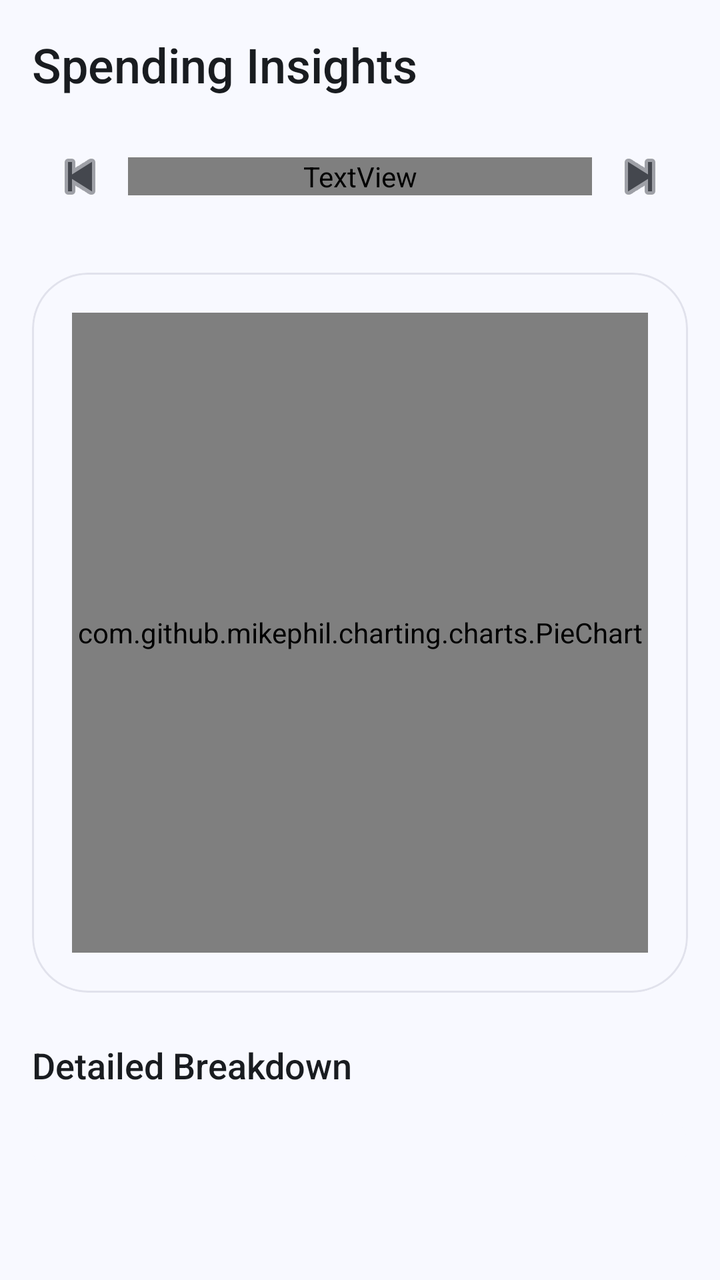
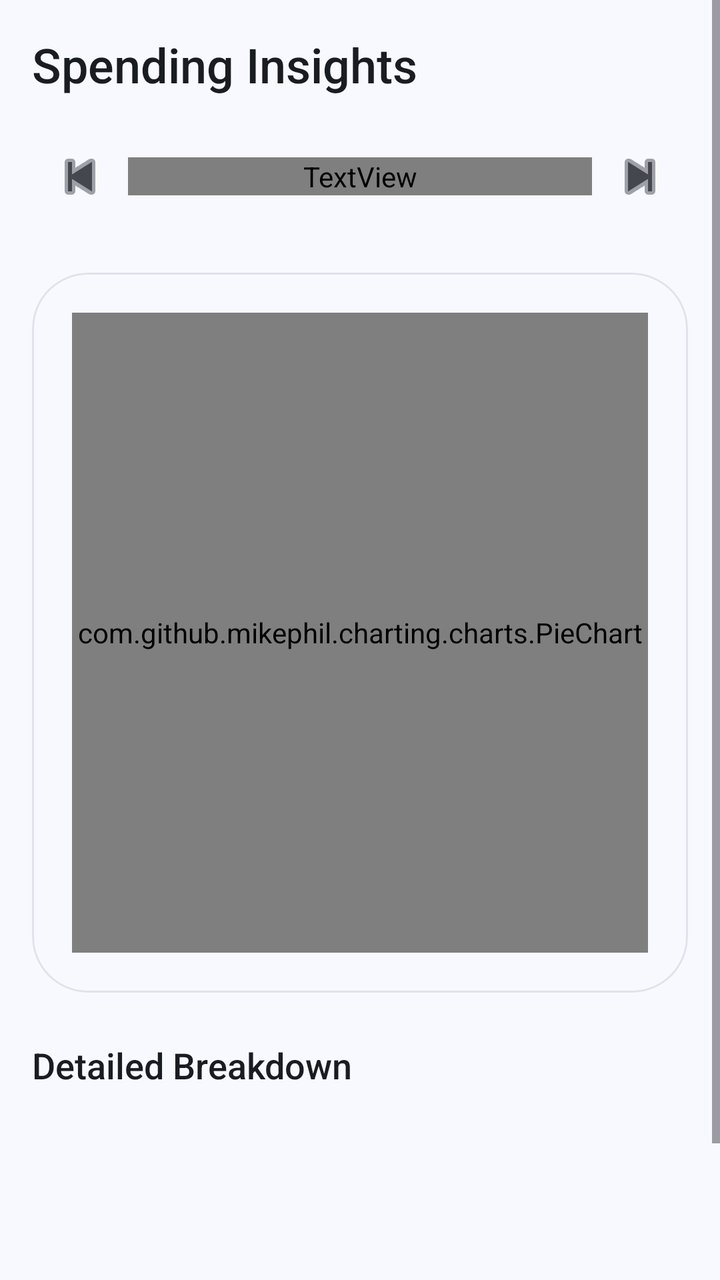

Before-and-after screenshots of an Android layout around one commit, followed by the original layout XML and the change that was made.
<!-- AndroidManifest.xml: application theme Theme.ExpenseManager -->
<!-- res/layout/fragment_insights.xml -->
<?xml version="1.0" encoding="utf-8"?>
<androidx.coordinatorlayout.widget.CoordinatorLayout xmlns:android="http://schemas.android.com/apk/res/android"
    xmlns:app="http://schemas.android.com/apk/res-auto"
    android:layout_width="match_parent"
    android:layout_height="match_parent"
    android:background="@color/colorBackground"
    android:fitsSystemWindows="true">

    <ScrollView
        android:layout_width="match_parent"
        android:layout_height="match_parent">

        <LinearLayout
            android:layout_width="match_parent"
            android:layout_height="wrap_content"
            android:orientation="vertical"
            android:padding="16dp">

            <TextView
                android:id="@+id/tv_insight_header"
                android:layout_width="wrap_content"
                android:layout_height="wrap_content"
                android:text="Spending Insights"
                android:textSize="24sp"
                android:fontFamily="sans-serif-medium"
                android:textColor="@color/colorOnBackground"
                android:layout_marginBottom="16dp" />

            
            <LinearLayout
                android:layout_width="match_parent"
                android:layout_height="wrap_content"
                android:gravity="center_vertical"
                android:orientation="horizontal"
                android:layout_marginBottom="24dp">

                <ImageButton
                    android:id="@+id/btn_prev_month"
                    android:layout_width="48dp"
                    android:layout_height="48dp"
                    android:background="?attr/selectableItemBackgroundBorderless"
                    android:src="@android:drawable/ic_media_previous"
                    app:tint="@color/colorOnSurfaceVariant" />

                <TextView
                    android:id="@+id/tv_current_month"
                    android:layout_width="0dp"
                    android:layout_height="wrap_content"
                    android:layout_weight="1"
                    android:gravity="center"
                    android:text="March 2026"
                    android:textSize="18sp"
                    android:fontFamily="sans-serif-bold"
                    android:textColor="@color/colorOnSurface" />

                <ImageButton
                    android:id="@+id/btn_next_month"
                    android:layout_width="48dp"
                    android:layout_height="48dp"
                    android:background="?attr/selectableItemBackgroundBorderless"
                    android:src="@android:drawable/ic_media_next"
                    app:tint="@color/colorOnSurfaceVariant" />
            </LinearLayout>

            
            <com.google.android.material.card.MaterialCardView
                android:layout_width="match_parent"
                android:layout_height="wrap_content"
                android:layout_marginBottom="24dp"
                app:cardElevation="0dp"
                app:strokeWidth="1dp"
                app:strokeColor="@color/colorSurfaceVariant"
                app:cardCornerRadius="28dp"
                app:cardBackgroundColor="@color/colorSurface">

                <LinearLayout
                    android:layout_width="match_parent"
                    android:layout_height="wrap_content"
                    android:orientation="vertical"
                    android:padding="20dp">

                    <com.github.mikephil.charting.charts.PieChart
                        android:id="@+id/pie_chart"
                        android:layout_width="match_parent"
                        android:layout_height="320dp" />
                </LinearLayout>
            </com.google.android.material.card.MaterialCardView>

            
            <TextView
                android:layout_width="wrap_content"
                android:layout_height="wrap_content"
                android:text="Detailed Breakdown"
                android:textSize="18sp"
                android:fontFamily="sans-serif-medium"
                android:textColor="@color/colorOnBackground"
                android:layout_marginBottom="12dp" />

            <com.google.android.material.card.MaterialCardView
                android:layout_width="match_parent"
                android:layout_height="wrap_content"
                app:cardElevation="0dp"
                app:strokeWidth="0dp"
                app:cardCornerRadius="24dp"
                app:cardBackgroundColor="@color/colorSurface">

                <LinearLayout
                    android:id="@+id/layout_breakdown"
                    android:layout_width="match_parent"
                    android:layout_height="wrap_content"
                    android:orientation="vertical"
                    android:padding="16dp">
                    
                </LinearLayout>
            </com.google.android.material.card.MaterialCardView>

        </LinearLayout>
    </ScrollView>

</androidx.coordinatorlayout.widget.CoordinatorLayout>
<!-- resources referenced by this layout -->
<resources>
  <color name="colorBackground">#F8F9FF</color>
  <color name="colorOnBackground">#191C20</color>
  <color name="colorOnSurface">#191C20</color>
  <color name="colorOnSurfaceVariant">#44474E</color>
  <color name="colorSurface">#F8F9FF</color>
  <color name="colorSurfaceVariant">#E1E2EC</color>
  <style name="Theme.ExpenseManager" parent="Theme.Material3.DayNight.NoActionBar">
          
          <item name="colorPrimary">@color/colorPrimary</item>
          <item name="colorOnPrimary">@color/colorOnPrimary</item>
          <item name="colorPrimaryContainer">@color/colorPrimaryContainer</item>
          <item name="colorOnPrimaryContainer">@color/colorOnPrimaryContainer</item>
  
          <item name="colorSecondary">@color/colorSecondary</item>
          <item name="colorOnSecondary">@color/colorOnSecondary</item>
          <item name="colorSecondaryContainer">@color/colorSecondaryContainer</item>
          <item name="colorOnSecondaryContainer">@color/colorOnSecondaryContainer</item>
  
          <item name="colorTertiary">@color/colorTertiary</item>
          <item name="colorOnTertiary">@color/colorOnTertiary</item>
          <item name="colorTertiaryContainer">@color/colorTertiaryContainer</item>
  
          <item name="colorError">@color/colorError</item>
          <item name="colorOnError">@color/colorOnPrimary</item> 
  
          <item name="android:statusBarColor">@color/colorPrimary</item>
          <item name="android:navigationBarColor">@color/colorBackground</item>
          <item name="android:windowBackground">@color/colorBackground</item>
  
          
          <item name="android:colorBackground">@color/colorBackground</item>
          <item name="colorSurface">@color/colorSurface</item>
          <item name="colorOnSurface">@color/colorOnSurface</item>
          <item name="colorSurfaceVariant">@color/colorSurfaceVariant</item>
          <item name="colorOnSurfaceVariant">@color/colorOnSurfaceVariant</item>
          <item name="colorOutline">@color/colorOutline</item>
      </style>
  <color name="colorPrimary">#0060A9</color>
  <color name="colorOnPrimary">#FFFFFF</color>
  <color name="colorPrimaryContainer">#D3E4FF</color>
  <color name="colorOnPrimaryContainer">#001C38</color>
  <color name="colorSecondary">#545F71</color>
  <color name="colorOnSecondary">#FFFFFF</color>
  <color name="colorSecondaryContainer">#D8E3F8</color>
  <color name="colorOnSecondaryContainer">#111C2B</color>
  <color name="colorTertiary">#6D5976</color>
  <color name="colorOnTertiary">#FFFFFF</color>
  <color name="colorTertiaryContainer">#F6D9F9</color>
  <color name="colorError">#BA1A1A</color>
  <color name="colorOutline">#74777F</color>
</resources>

<!-- the commit's change to res/layout/fragment_insights.xml (unified diff, before → after) -->
@@ -114,6 +114,16 @@
                 </LinearLayout>
             </com.google.android.material.card.MaterialCardView>
 
+            <Button
+                android:id="@+id/btn_generate_pdf"
+                style="@style/Widget.Material3.Button.TonalButton"
+                android:layout_width="match_parent"
+                android:layout_height="56dp"
+                android:layout_marginTop="32dp"
+                android:layout_marginBottom="24dp"
+                android:text="Generate PDF Report"
+                app:icon="@android:drawable/ic_menu_save" />
+
         </LinearLayout>
     </ScrollView>
 
